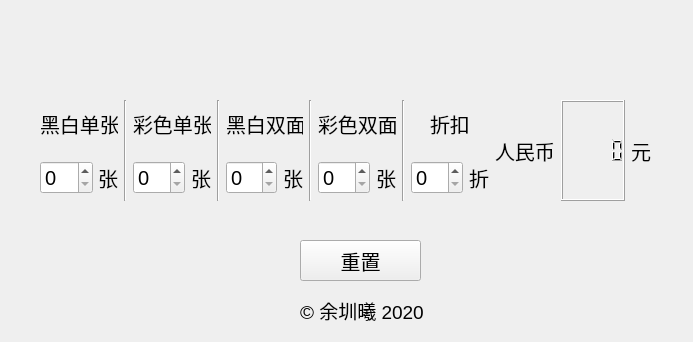
This is form.ui in 0xJacky/PrintCounter as Qt 5 draws it before an edit. The edited form follows.
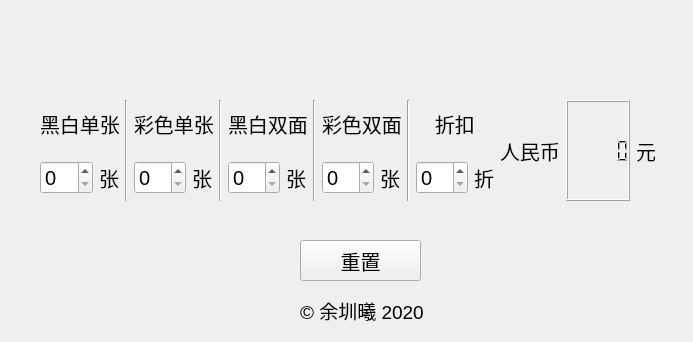
This is the edited form.

What changed in the file:
```diff
--- a/form.ui
+++ b/form.ui
@@ -52,7 +52,7 @@
      <rect>
       <x>40</x>
       <y>100</y>
-      <width>611</width>
+      <width>615</width>
       <height>101</height>
      </rect>
     </property>
@@ -279,6 +279,9 @@
              <pointsize>15</pointsize>
             </font>
            </property>
+           <property name="maximum">
+            <number>10</number>
+           </property>
           </widget>
          </item>
          <item>
```
Left out of the diff: 5 changed lines with no effect on the pictures.
